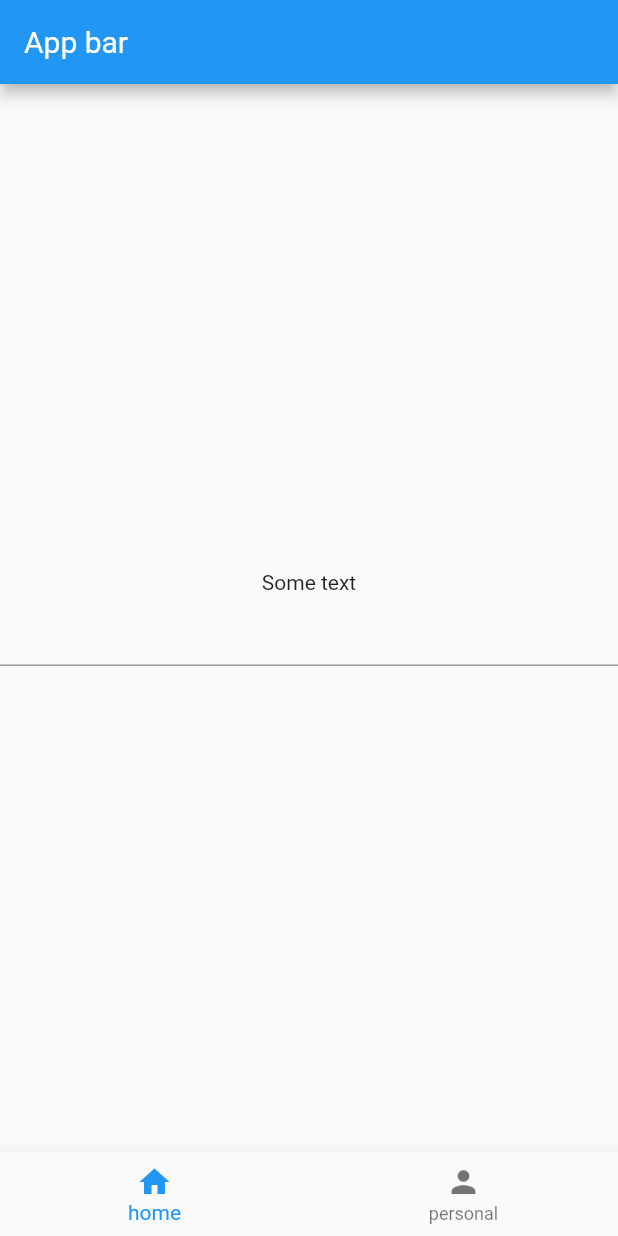
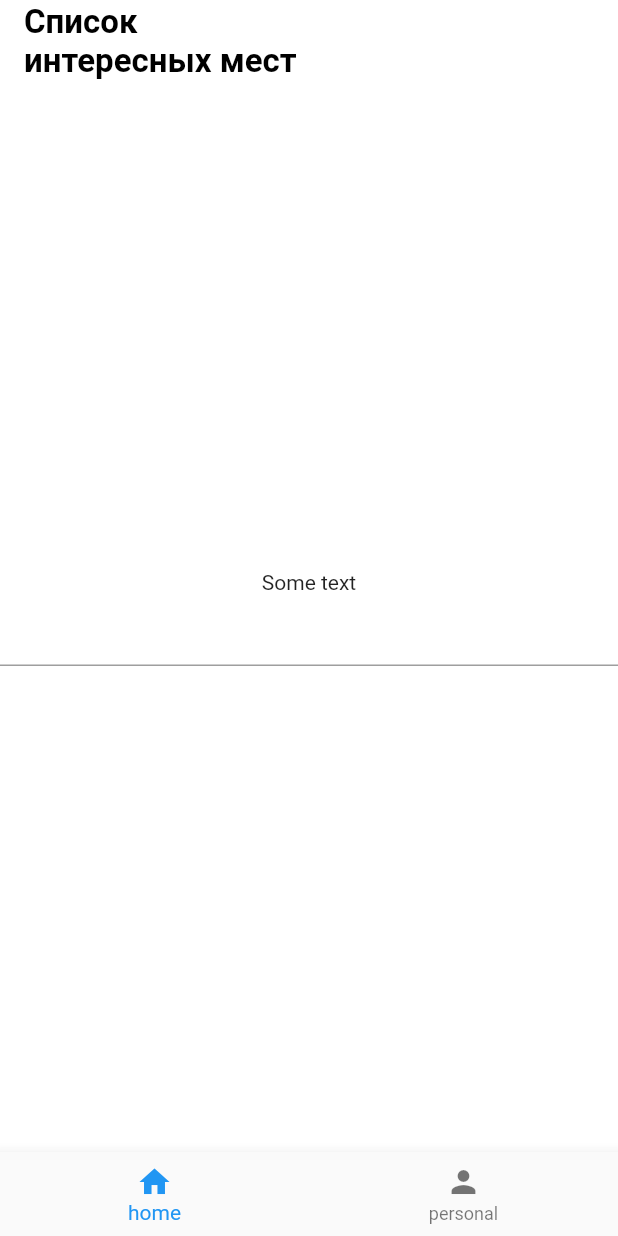
Before and after one commit to Voitekhov/surf_flutter_course_voytehov, a Flutter app: the screen it shows after launch, on a phone screen of 412 x 824 dp. Run offline on Flutter 3.47's test engine with Material 2 defaults, Android fonts, the phone set to English and light mode, and no system bars.

Commit message:
hw 4.2 style AppBar and add styling resource

```diff
--- /dev/null
+++ b/lib/ui/res/resources.dart
@@ -0,0 +1,19 @@
+import 'package:flutter/cupertino.dart';
+import 'package:flutter/material.dart';
+
+class AppStrings {
+  static const String appBarTitle = 'Список\nинтересных мест';
+}
+
+class TextStyleTemplates {
+  static const TextStyle appBar = TextStyle(
+    color: Colors.black,
+    fontWeight: FontWeight.bold,
+    fontFamily: 'Roboto',
+    fontSize: 22,
+  );
+}
+
+class AppColors {
+  static const Color backgroundColor = Colors.white;
+}
--- a/lib/ui/screen/sight_list_screen.dart
+++ b/lib/ui/screen/sight_list_screen.dart
@@ -1,4 +1,5 @@
 import 'package:flutter/material.dart';
+import 'package:places/ui/res/resources.dart';
 
 class SightListScreen extends StatefulWidget {
   const SightListScreen({Key? key}) : super(key: key);
@@ -11,18 +12,26 @@ class _SightListScreenState extends State<SightListScreen> {
   @override
   Widget build(BuildContext context) {
     return Scaffold(
-      // to not resized screen when keyboard appears
-      resizeToAvoidBottomInset: false,
       appBar: AppBar(
-        title: const Text('App bar'),
+        backgroundColor: AppColors.backgroundColor,
+        title: const Align(
+          alignment: Alignment.centerLeft,
+          child: Text(
+            AppStrings.appBarTitle,
+            style: TextStyleTemplates.appBar,
+          ),
+        ),
+        elevation: 0,
       ),
-      body: Column(
-        // to demonstrate resize of screen
-        mainAxisAlignment: MainAxisAlignment.center,
-        children: const [
-          Text('Some text'),
-          TextField(),
-        ],
+      body: Container(
+        color: AppColors.backgroundColor,
+        child: Column(
+          mainAxisAlignment: MainAxisAlignment.center,
+          children: const [
+            Text('Some text'),
+            TextField(),
+          ],
+        ),
       ),
       bottomNavigationBar: BottomNavigationBar(
         items: const [
```
